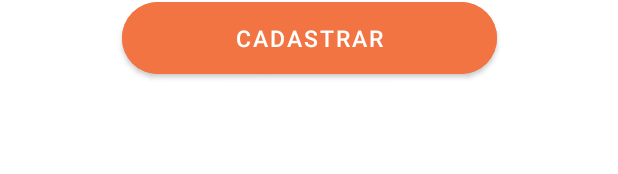
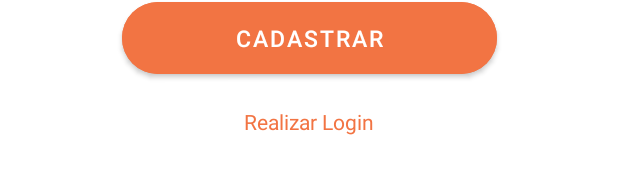
Before and after one commit to Otavio14/RoadReport, an Android app: the layout cadastro.xml on its own in the app's theme, with its tools: preview values and no code run, on a phone screen of 412 x 824 dp. Shown: the part 979-1153 px from the top of the screen. Run offline under Robolectric (Android 15) with nearby library versions, the phone set to English and light mode, and no system bars.

Commit message:
Adição de TextView clickable para redirecionar a tela de cadastro.xml para a de login.xml.

```diff
--- a/app/src/main/res/layout/cadastro.xml
+++ b/app/src/main/res/layout/cadastro.xml
@@ -1,7 +1,5 @@
-<?xml version="1.0" encoding="utf-8"?>
-<!-- Layout referente à tela de cadastro -->
-<androidx.constraintlayout.widget.ConstraintLayout
-    xmlns:android="http://schemas.android.com/apk/res/android"
+<?xml version="1.0" encoding="utf-8"?><!-- Layout referente à tela de cadastro -->
+<androidx.constraintlayout.widget.ConstraintLayout xmlns:android="http://schemas.android.com/apk/res/android"
     xmlns:app="http://schemas.android.com/apk/res-auto"
     xmlns:tools="http://schemas.android.com/tools"
     android:layout_width="match_parent"
@@ -103,5 +101,17 @@
         app:layout_constraintStart_toStartOf="parent"
         app:layout_constraintTop_toTopOf="parent" />
 
+    <TextView
+        android:id="@+id/textRealizarLogin"
+        android:layout_width="wrap_content"
+        android:layout_height="wrap_content"
+        android:layout_marginTop="16dp"
+        android:clickable="true"
+        android:text="Realizar Login"
+        android:textColor="@color/orange"
+        app:layout_constraintEnd_toEndOf="parent"
+        app:layout_constraintStart_toStartOf="parent"
+        app:layout_constraintTop_toBottomOf="@+id/buttonCadastrar" />
+
 
 </androidx.constraintlayout.widget.ConstraintLayout>
--- a/app/src/main/res/layout/login.xml
+++ b/app/src/main/res/layout/login.xml
@@ -61,7 +61,7 @@
         app:layout_constraintTop_toTopOf="parent" />
 
     <TextView
-        android:id="@+id/textView4"
+        android:id="@+id/textRealizarCadastro"
         android:layout_width="wrap_content"
         android:layout_height="wrap_content"
         android:layout_marginTop="16dp"
```
